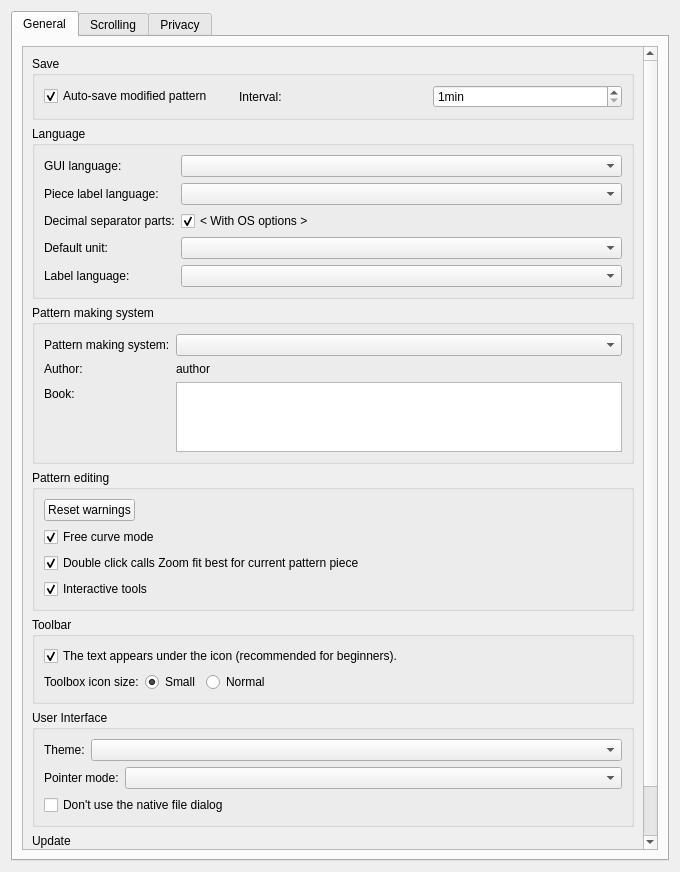
Qt form src/app/valentina/dialogs/configpages/preferencesconfigurationpage.ui (dismine/valentina) before a commit.
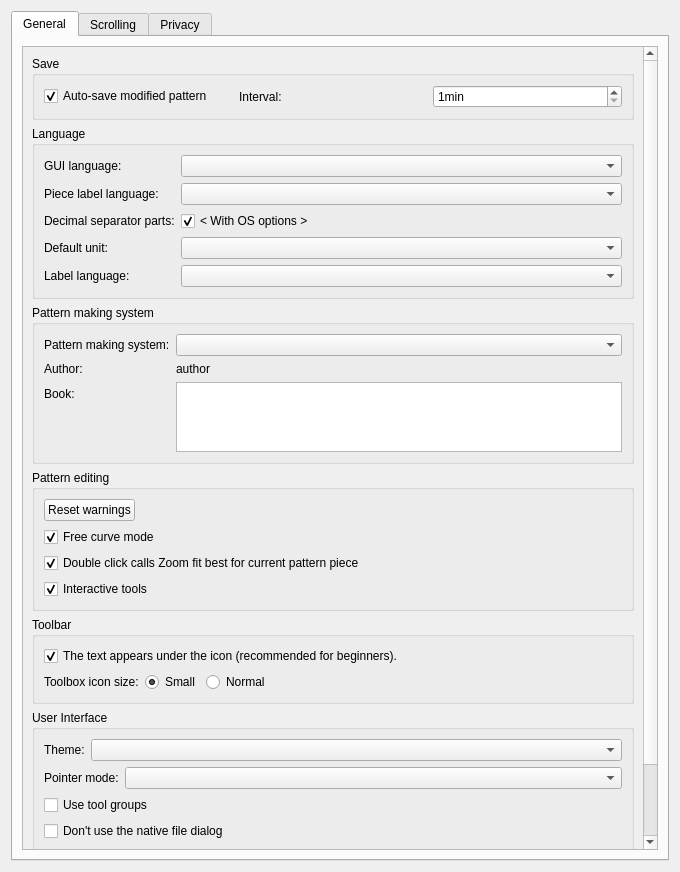
The same form after that commit.

Commit message: New option: Use Tool Groups.

Diff of the .ui file:
```diff
--- a/src/app/valentina/dialogs/configpages/preferencesconfigurationpage.ui
+++ b/src/app/valentina/dialogs/configpages/preferencesconfigurationpage.ui
@@ -33,9 +33,9 @@
           <property name="geometry">
            <rect>
             <x>0</x>
-            <y>-101</y>
+            <y>-134</y>
             <width>624</width>
-            <height>937</height>
+            <height>966</height>
            </rect>
           </property>
           <layout class="QVBoxLayout" name="verticalLayout_2">
@@ -385,6 +385,13 @@
                 </item>
                </layout>
               </item>
+              <item>
+               <widget class="QCheckBox" name="checkBoxUseToolGroups">
+                <property name="text">
+                 <string>Use tool groups</string>
+                </property>
+               </widget>
+              </item>
               <item>
                <widget class="QCheckBox" name="checkBoxDontUseNativeDialog">
                 <property name="text">
```
The commit also changes 5 other files.
